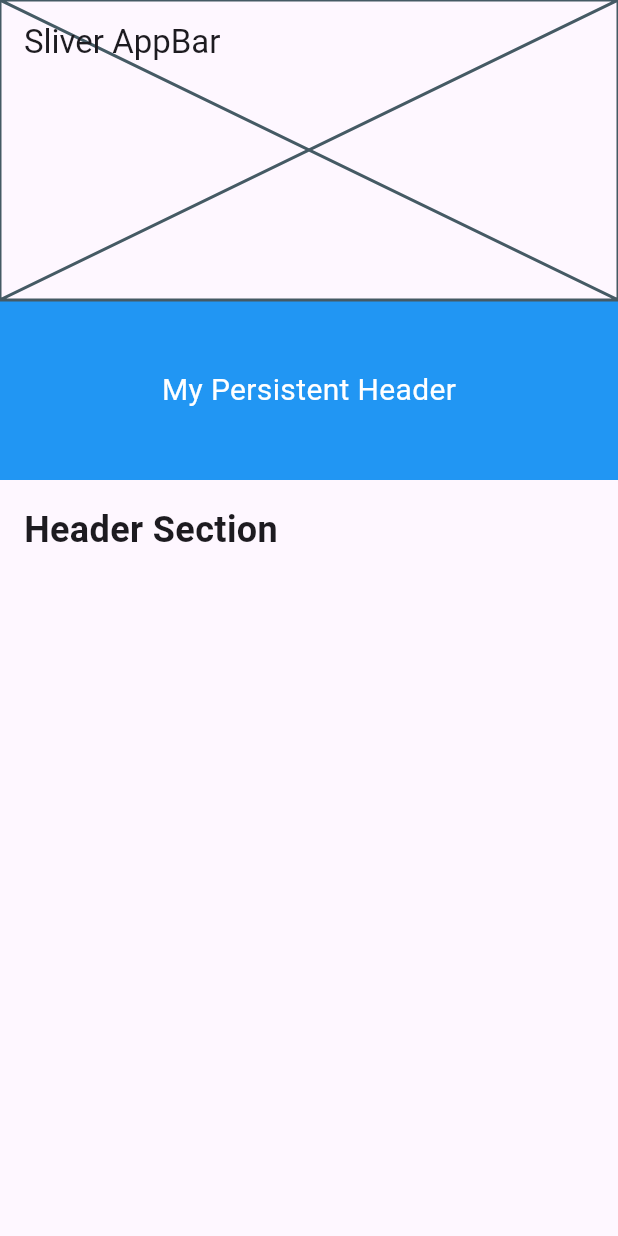
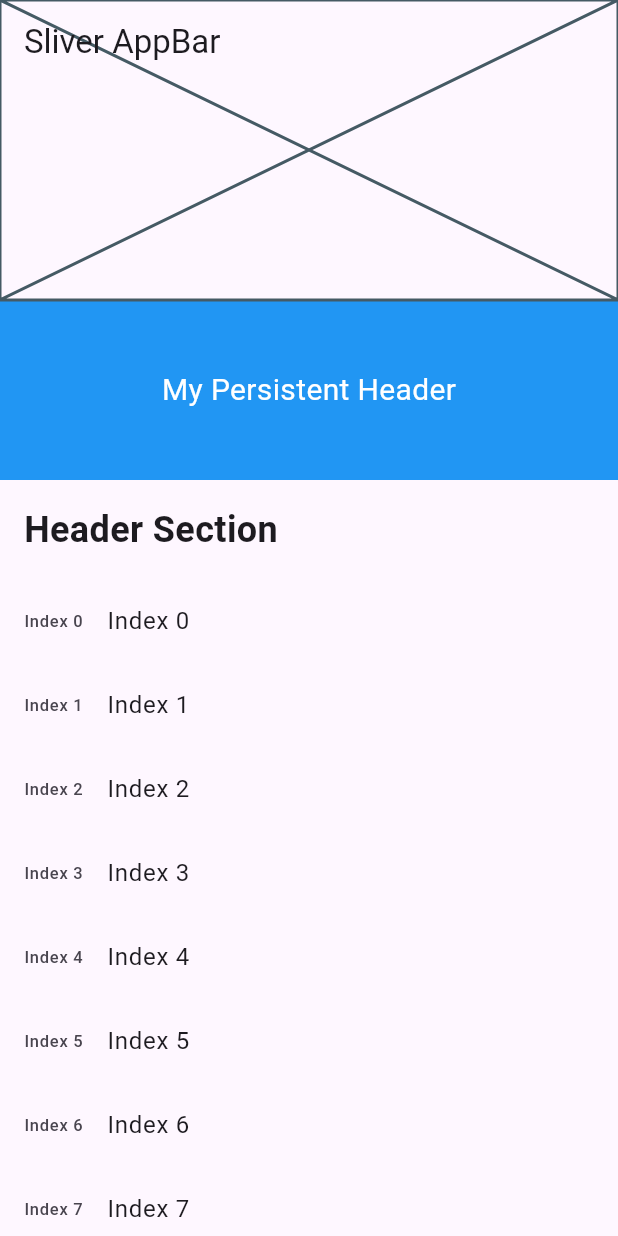
Before and after one commit to dhruv-rajani/demo, a Flutter app: the screen it shows after launch, on a phone screen of 412 x 824 dp. Run offline on Flutter 3.47's test engine with Material 3 defaults, Android fonts, the phone set to English and light mode, and no system bars; accounts and stored records are empty.

Commit message:
un comment

```diff
--- a/lib/screens/home_screen.dart
+++ b/lib/screens/home_screen.dart
@@ -66,17 +66,17 @@ class _HomeScreenState extends State<HomeScreen> {
               ),
             ),
           ),
-          // SliverList(
-          //   delegate: SliverChildBuilderDelegate(
-          //     // childCount: items.length,
-          //     (context, index) {
-          //       return ListTile(
-          //         title: Text(items[index].toString()),
-          //         leading: Text(items[index].toString()),
-          //       );
-          //     },
-          //   ),
-          // ),
+          SliverList(
+            delegate: SliverChildBuilderDelegate(
+              // childCount: items.length,
+              (context, index) {
+                return ListTile(
+                  title: Text(items[index].toString()),
+                  leading: Text(items[index].toString()),
+                );
+              },
+            ),
+          ),
         ],
       ),
     );
```
